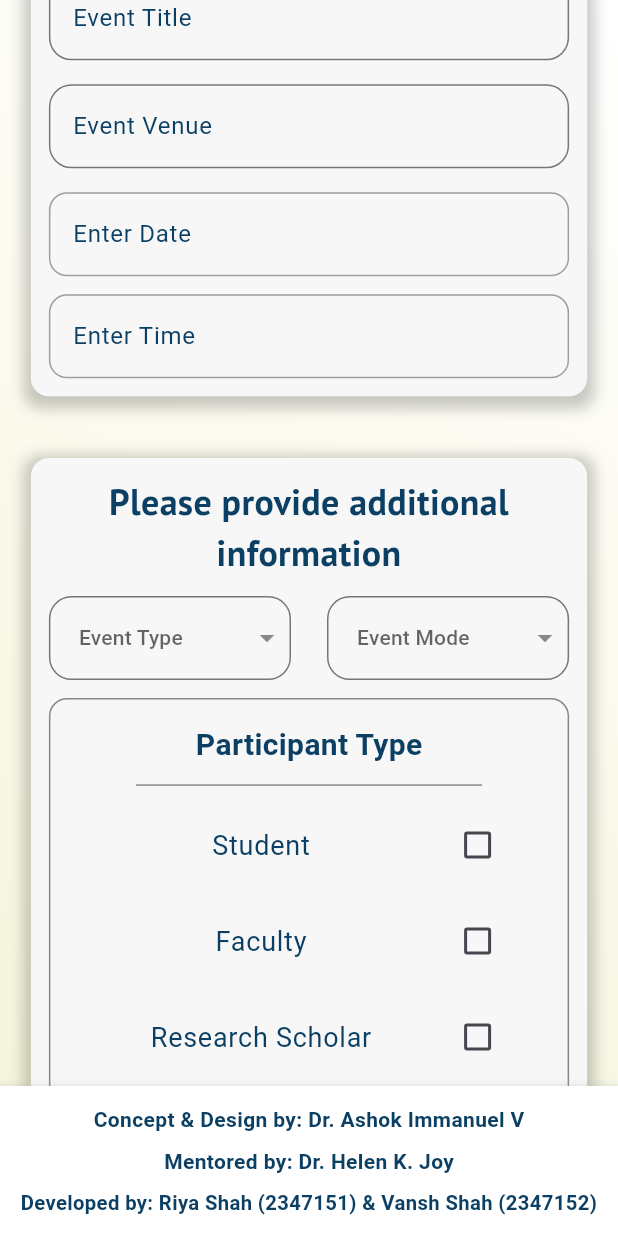
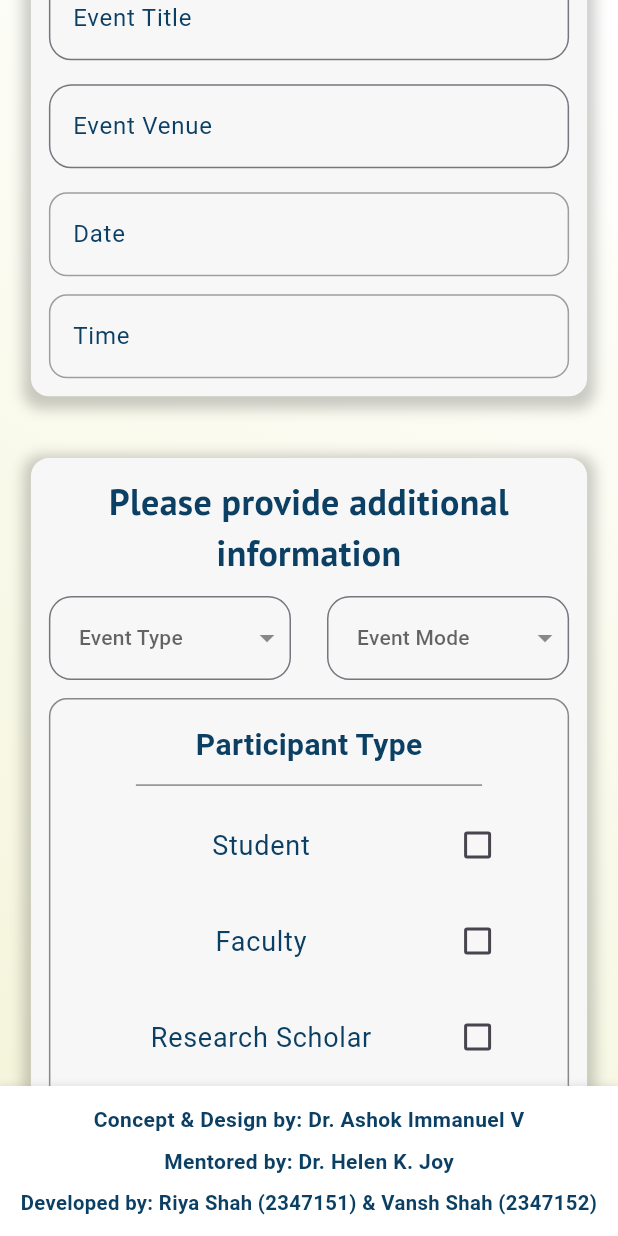
Before and after one commit to vansh132/CU-Report-Rover, a Flutter app: the screen it shows after launch, scrolled down 576 dp, on a phone screen of 412 x 824 dp. Run offline on Flutter 3.47's test engine with Material 3 defaults, Android fonts, the phone set to English and light mode, and no system bars; our stand-ins replace dotted_border, dropdown_button2, file_picker, flutter_gemini, get, google_fonts and 3 more.

Commit message:
date & time labels corrected

```diff
--- a/lib/auto_report.dart
+++ b/lib/auto_report.dart
@@ -2112,7 +2112,7 @@ class _AutoReportState extends State<AutoReport> {
         border: OutlineInputBorder(
           borderRadius: BorderRadius.circular(12.0), // Rounded corners
         ),
-        labelText: 'Enter Date',
+        labelText: 'Date',
         hintText: 'DD-MM-YYYY',
         enabledBorder: OutlineInputBorder(
           borderRadius:
@@ -2157,7 +2157,7 @@ class _AutoReportState extends State<AutoReport> {
         border: OutlineInputBorder(
           borderRadius: BorderRadius.circular(12.0), // Rounded corners
         ),
-        labelText: 'Enter Time',
+        labelText: 'Time',
         hintText: 'Hours: minutes',
         enabledBorder: OutlineInputBorder(
           borderRadius:
--- a/lib/mobile_auto_report.dart
+++ b/lib/mobile_auto_report.dart
@@ -2013,7 +2013,7 @@ class _MobileAutoReportState extends State<MobileAutoReport> {
         border: OutlineInputBorder(
           borderRadius: BorderRadius.circular(12.0), // Rounded corners
         ),
-        labelText: 'Enter Date',
+        labelText: 'Date',
         hintText: 'DD-MM-YYYY',
         enabledBorder: OutlineInputBorder(
           borderRadius:
@@ -2058,7 +2058,7 @@ class _MobileAutoReportState extends State<MobileAutoReport> {
         border: OutlineInputBorder(
           borderRadius: BorderRadius.circular(12.0), // Rounded corners
         ),
-        labelText: 'Enter Time',
+        labelText: 'Time',
         hintText: 'Hours: minutes',
         enabledBorder: OutlineInputBorder(
           borderRadius:
```
